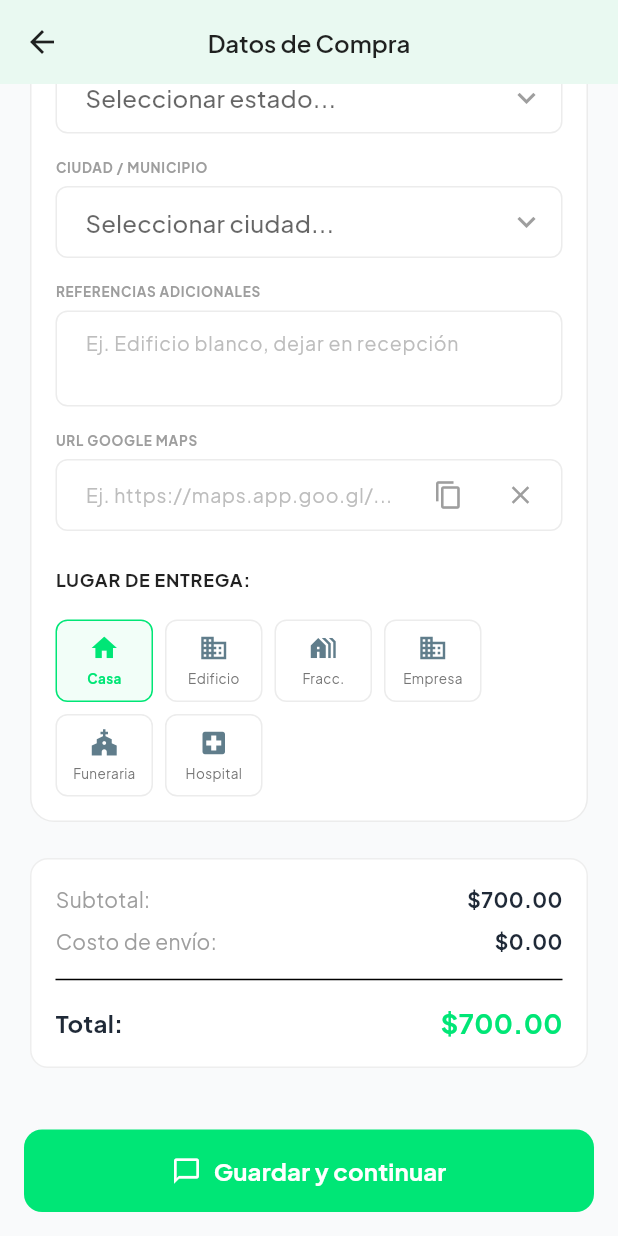
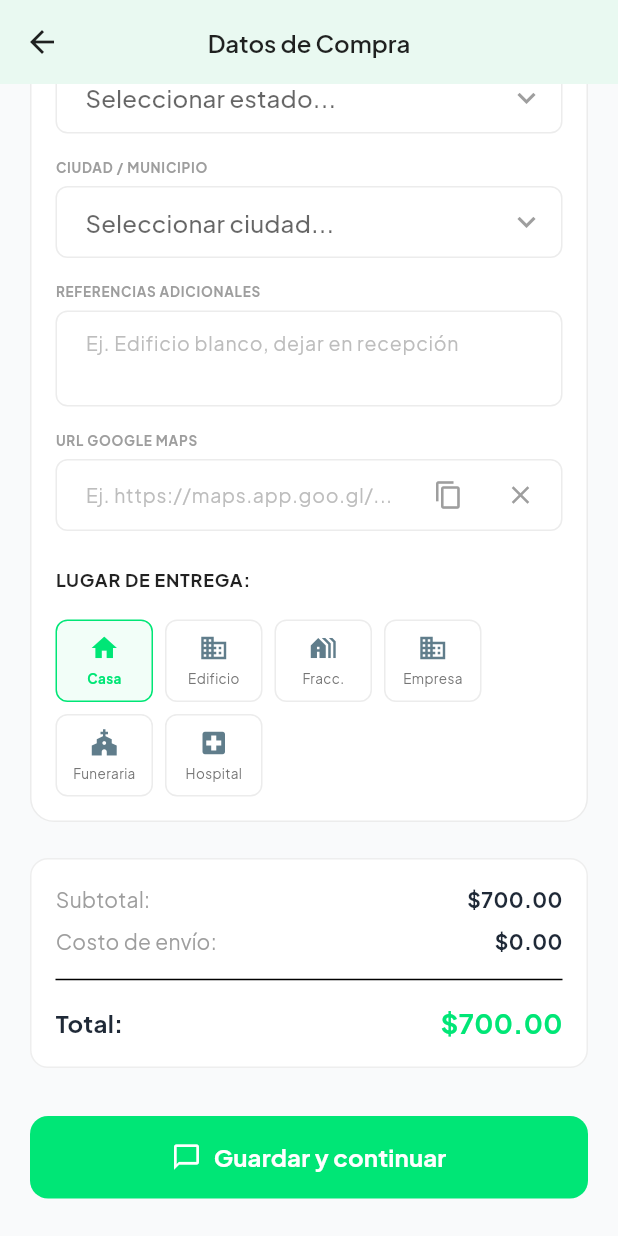
Before and after one commit to asistenciamx-design/tusflores_app, a Flutter app: the CustomerOrderFormScreen screen opened by its route, scrolled down 1235 dp, on a phone screen of 412 x 824 dp. Run offline on Flutter 3.47's test engine with Material 3 defaults, Android fonts, the phone set to English and light mode, and no system bars; our stand-ins replace flutter_dotenv, go_router, google_fonts, image_picker, pdf, printing and 3 more; accounts and stored records are empty; network calls fail.

Commit message:
fix(checkout): move bottomSheet button to scroll view and add autofillHints

```diff
--- a/lib/features/customer/presentation/screens/customer_order_form_screen.dart
+++ b/lib/features/customer/presentation/screens/customer_order_form_screen.dart
@@ -209,14 +209,8 @@ class _CustomerOrderFormScreenState extends State<CustomerOrderFormScreen> {
             ],
 
             _buildOrderTotals(),
-            const SizedBox(height: 100), // padding for bottom button
-          ],
-        ),
-      ),
-      bottomSheet: Container(
-        color: const Color(0xFFF9FAFB),
-        padding: const EdgeInsets.all(16.0),
-        child: SafeArea(
+            const SizedBox(height: 32),
+            SafeArea(
               child: ElevatedButton.icon(
                  onPressed: () {
                    // Simulate save and continue
@@ -268,6 +262,9 @@ class _CustomerOrderFormScreenState extends State<CustomerOrderFormScreen> {
                    ),
                  ),
               ),
+            ),
+            const SizedBox(height: 24),
+          ],
         ),
       ),
     );
@@ -836,11 +833,11 @@ class _CustomerOrderFormScreenState extends State<CustomerOrderFormScreen> {
       crossAxisAlignment: CrossAxisAlignment.start,
       children: [
          _buildInputLabel('Nombre de quien recibe'),
-         _buildTextField(controller: _nameCtrl, hint: 'Ej. María Pérez'),
+         _buildTextField(controller: _nameCtrl, hint: 'Ej. María Pérez', autofillHints: const [AutofillHints.name]),
          const SizedBox(height: 16),
 
          _buildInputLabel('Teléfono destinatario'),
-         _buildTextField(controller: _phoneCtrl, hint: 'Ej. 55 1234 5678', keyboardType: TextInputType.phone),
+         _buildTextField(controller: _phoneCtrl, hint: 'Ej. 55 1234 5678', keyboardType: TextInputType.phone, autofillHints: const [AutofillHints.telephoneNumber]),
          const SizedBox(height: 16),
 
          Row(
@@ -921,7 +918,7 @@ class _CustomerOrderFormScreenState extends State<CustomerOrderFormScreen> {
           const SizedBox(height: 16),
 
           _buildInputLabel('CALLE Y NÚMERO'),
-          _buildTextField(controller: _streetCtrl, hint: 'Av. Reforma 222'),
+          _buildTextField(controller: _streetCtrl, hint: 'Av. Reforma 222', autofillHints: const [AutofillHints.streetAddressLine1]),
           const SizedBox(height: 16),
 
           Row(
@@ -931,7 +928,7 @@ class _CustomerOrderFormScreenState extends State<CustomerOrderFormScreen> {
                   crossAxisAlignment: CrossAxisAlignment.start,
                   children: [
                     _buildInputLabel('COLONIA / BARRIO'),
-                    _buildTextField(controller: _suburbCtrl, hint: 'Col. Juárez'),
+                    _buildTextField(controller: _suburbCtrl, hint: 'Col. Juárez', autofillHints: const [AutofillHints.addressCity]),
                   ],
                 ),
               ),
@@ -941,7 +938,7 @@ class _CustomerOrderFormScreenState extends State<CustomerOrderFormScreen> {
                   crossAxisAlignment: CrossAxisAlignment.start,
                   children: [
                     _buildInputLabel('CÓDIGO POSTAL'),
-                    _buildTextField(controller: _zipCtrl, hint: '06600', keyboardType: TextInputType.number),
+                    _buildTextField(controller: _zipCtrl, hint: '06600', keyboardType: TextInputType.number, autofillHints: const [AutofillHints.postalCode]),
                   ],
                 ),
               ),
@@ -1155,11 +1152,15 @@ class _CustomerOrderFormScreenState extends State<CustomerOrderFormScreen> {
     int maxLines = 1,
     TextInputType? keyboardType,
     Widget? suffixIcon,
+    Iterable<String>? autofillHints,
+    TextInputAction? textInputAction,
   }) {
     return TextField(
       controller: controller,
       maxLines: maxLines,
       keyboardType: keyboardType,
+      textInputAction: textInputAction ?? TextInputAction.next,
+      autofillHints: autofillHints,
       style: const TextStyle(fontSize: 13),
       decoration: InputDecoration(
         hintText: hint,
```
Also changed, not shown: lib/test_shop_settings.dart (added, +23 -0 lines), 1 other file. Lines whose indentation alone changed are shown as unchanged.
